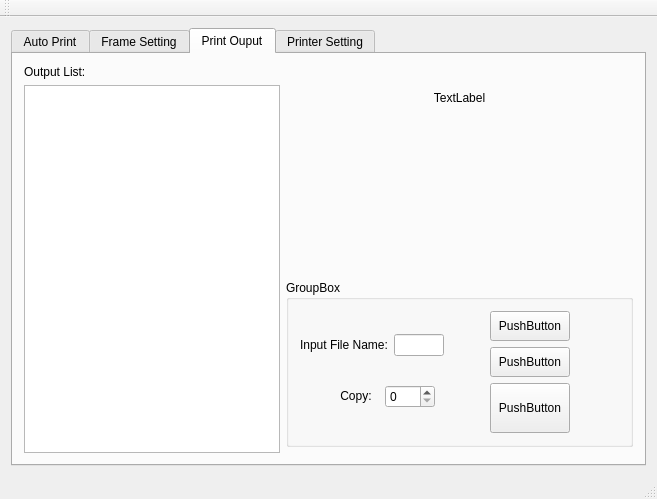
The window that src/autoprinter.ui (xxiiaaon/AutoPrinter) describes before a commit, drawn with Qt 5.
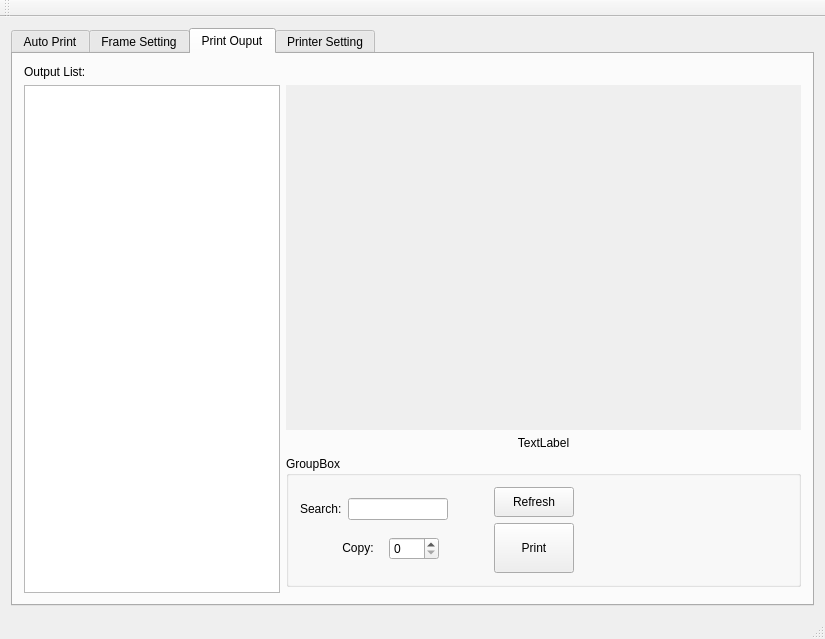
The same window after the commit. The open tabs and pages were chosen to show the change.

Diff of the .ui file:
```diff
--- a/src/autoprinter.ui
+++ b/src/autoprinter.ui
@@ -6,8 +6,8 @@
    <rect>
     <x>0</x>
     <y>0</y>
-    <width>657</width>
-    <height>499</height>
+    <width>825</width>
+    <height>639</height>
    </rect>
   </property>
   <property name="sizePolicy">
@@ -503,7 +503,7 @@
         <string>Print Ouput</string>
        </attribute>
        <layout class="QGridLayout" name="gridLayout_3">
-        <item row="3" column="1">
+        <item row="2" column="1">
          <widget class="QGroupBox" name="groupBox_3">
           <property name="title">
            <string>GroupBox</string>
@@ -524,7 +524,7 @@
                     </sizepolicy>
                    </property>
                    <property name="text">
-                    <string>Input File Name:</string>
+                    <string>Search:</string>
                    </property>
                   </widget>
                  </item>
@@ -538,7 +538,7 @@
                    </property>
                    <property name="minimumSize">
                     <size>
-                     <width>20</width>
+                     <width>100</width>
                      <height>0</height>
                     </size>
                    </property>
@@ -642,31 +642,12 @@
                   </size>
                  </property>
                  <property name="text">
-                  <string>PushButton</string>
+                  <string>Refresh</string>
                  </property>
                 </widget>
                </item>
                <item>
-                <widget class="QPushButton" name="pushButton_9">
-                 <property name="sizePolicy">
-                  <sizepolicy hsizetype="Fixed" vsizetype="Fixed">
-                   <horstretch>0</horstretch>
-                   <verstretch>0</verstretch>
-                  </sizepolicy>
-                 </property>
-                 <property name="minimumSize">
-                  <size>
-                   <width>0</width>
-                   <height>30</height>
-                  </size>
-                 </property>
-                 <property name="text">
-                  <string>PushButton</string>
-                 </property>
-                </widget>
-               </item>
-               <item>
-                <widget class="QPushButton" name="pushButton_8">
+                <widget class="QPushButton" name="btnPrint">
                  <property name="sizePolicy">
                   <sizepolicy hsizetype="Fixed" vsizetype="Fixed">
                    <horstretch>0</horstretch>
@@ -680,7 +661,7 @@
                   </size>
                  </property>
                  <property name="text">
-                  <string>PushButton</string>
+                  <string>Print</string>
                  </property>
                 </widget>
                </item>
@@ -707,16 +688,6 @@
           </layout>
          </widget>
         </item>
-        <item row="1" column="0" rowspan="4">
-         <widget class="QListWidget" name="listWidget">
-          <property name="sizePolicy">
-           <sizepolicy hsizetype="Fixed" vsizetype="Expanding">
-            <horstretch>0</horstretch>
-            <verstretch>0</verstretch>
-           </sizepolicy>
-          </property>
-         </widget>
-        </item>
         <item row="0" column="0">
          <widget class="QLabel" name="label_10">
           <property name="sizePolicy">
@@ -730,23 +701,20 @@
           </property>
          </widget>
         </item>
-        <item row="2" column="1">
-         <spacer name="verticalSpacer_4">
-          <property name="orientation">
-           <enum>Qt::Vertical</enum>
-          </property>
-          <property name="sizeHint" stdset="0">
-           <size>
-            <width>20</width>
-            <height>40</height>
-           </size>
-          </property>
-         </spacer>
-        </item>
         <item row="1" column="1">
          <layout class="QVBoxLayout" name="verticalLayout_9">
           <item>
-           <widget class="QWidget" name="widget_2" native="true"/>
+           <widget class="QWidget" name="widgetOutputDisplay" native="true">
+            <property name="sizePolicy">
+             <sizepolicy hsizetype="Expanding" vsizetype="Expanding">
+              <horstretch>0</horstretch>
+              <verstretch>0</verstretch>
+             </sizepolicy>
+            </property>
+            <property name="autoFillBackground">
+             <bool>true</bool>
+            </property>
+           </widget>
           </item>
           <item>
            <widget class="QLabel" name="labOutputReview">
@@ -766,6 +734,16 @@
           </item>
          </layout>
         </item>
+        <item row="1" column="0" rowspan="3">
+         <widget class="QListView" name="lstViewOutput">
+          <property name="sizePolicy">
+           <sizepolicy hsizetype="Fixed" vsizetype="Expanding">
+            <horstretch>0</horstretch>
+            <verstretch>0</verstretch>
+           </sizepolicy>
+          </property>
+         </widget>
+        </item>
        </layout>
       </widget>
       <widget class="QWidget" name="tabPrinter">
```
Left out of the diff: 12 changed lines with no effect on the pictures.
